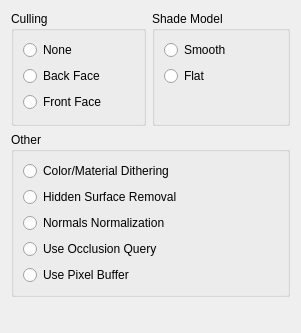
First picture: the form in src/cpp/plantgl/gui/base/interface/gloptions.ui, repository openalea/plantgl, before the edit.
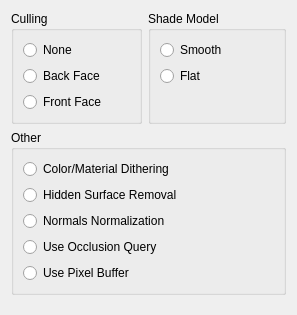
Second picture: the form after the edit.

Patch:
```diff
--- a/src/cpp/plantgl/gui/base/interface/gloptions.ui
+++ b/src/cpp/plantgl/gui/base/interface/gloptions.ui
@@ -1,12 +1,12 @@
 <ui version="4.0" >
  <class>ViewGLOptionsForm</class>
- <widget class="QWidget" name="ViewGLOptionsForm" >
-  <property name="geometry" >
+ <widget class="QWidget" name="ViewGLOptionsForm">
+  <property name="geometry">
    <rect>
     <x>0</x>
     <y>0</y>
-    <width>301</width>
-    <height>333</height>
+    <width>297</width>
+    <height>315</height>
    </rect>
   </property>
   <property name="windowTitle" >
```
Left out of the diff: 103 changed lines with no effect on the pictures.
